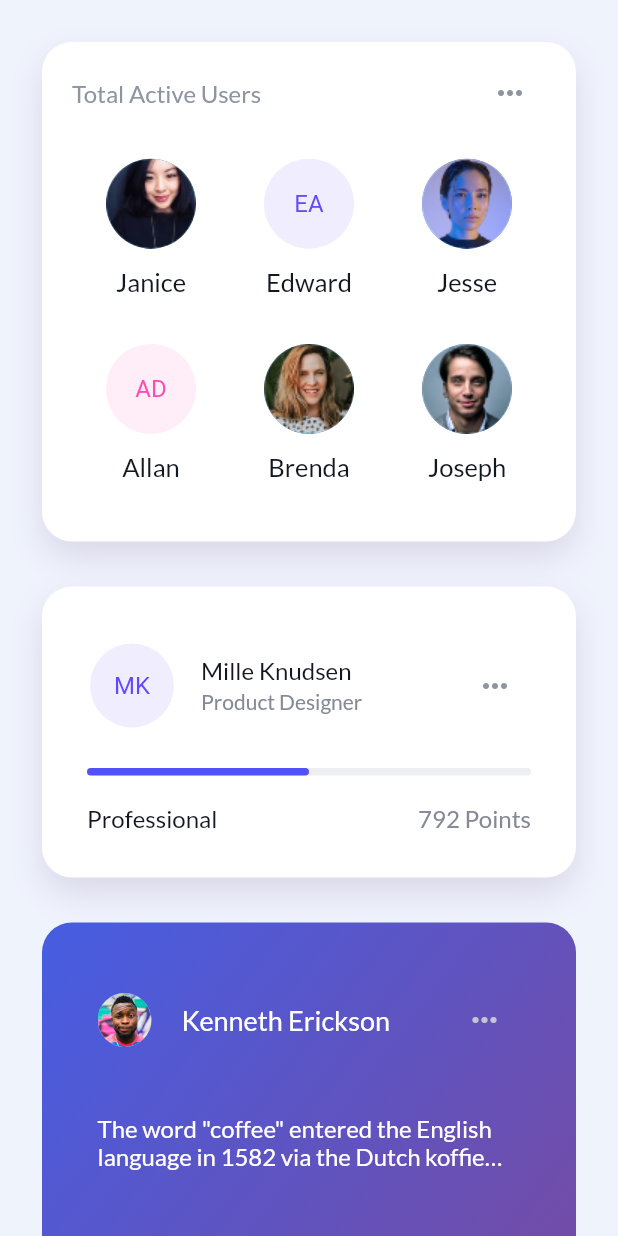
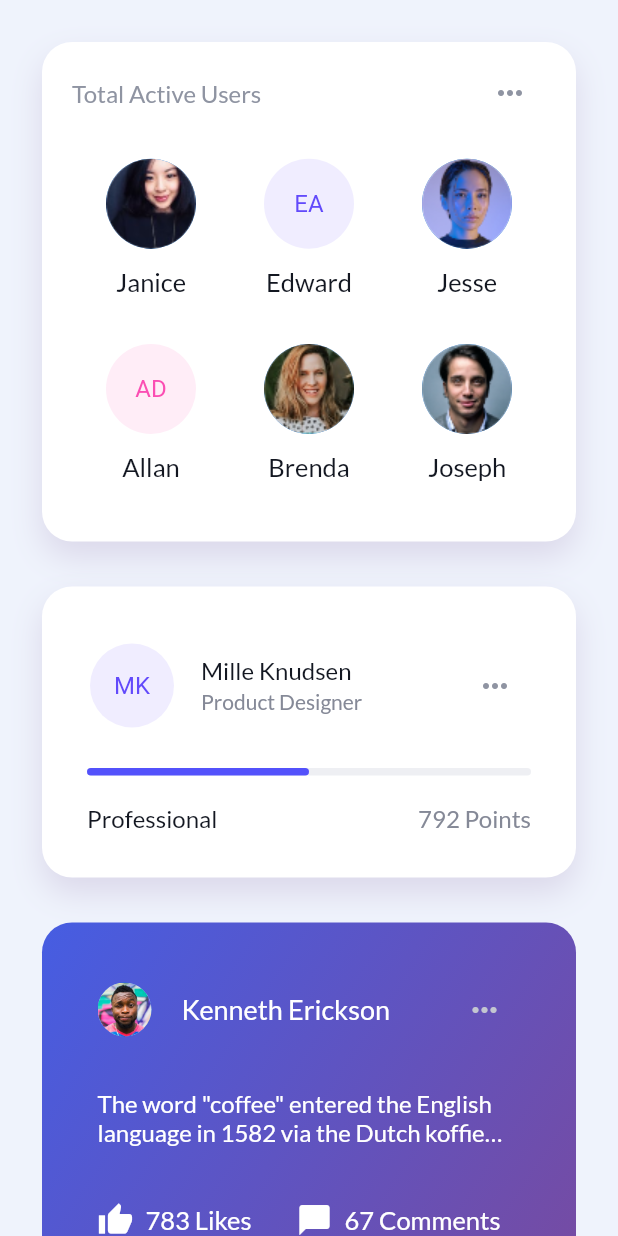
Before and after one commit to yaymalaga/flutter_experiments, a Flutter app: the screen it shows after launch, on a phone screen of 412 x 824 dp. Run offline on Flutter 3.47's test engine with Material 2 defaults, Android fonts, the phone set to English and light mode, and no system bars; our stand-ins replace google_fonts.

Commit message:
Card4: Minor improvement

```diff
--- a/lib/cards/card4/card4.dart
+++ b/lib/cards/card4/card4.dart
@@ -9,8 +9,8 @@
   @override
   Widget build(BuildContext context) {
     return GradientCard(
-      height: 273,
-      padding: EdgeInsets.symmetric(horizontal: 37, vertical: 37),
+      height: 240,
+      padding: EdgeInsets.symmetric(horizontal: 37, vertical: 30),
       child: Column(
         mainAxisAlignment: MainAxisAlignment.spaceBetween,
         children: [
```
